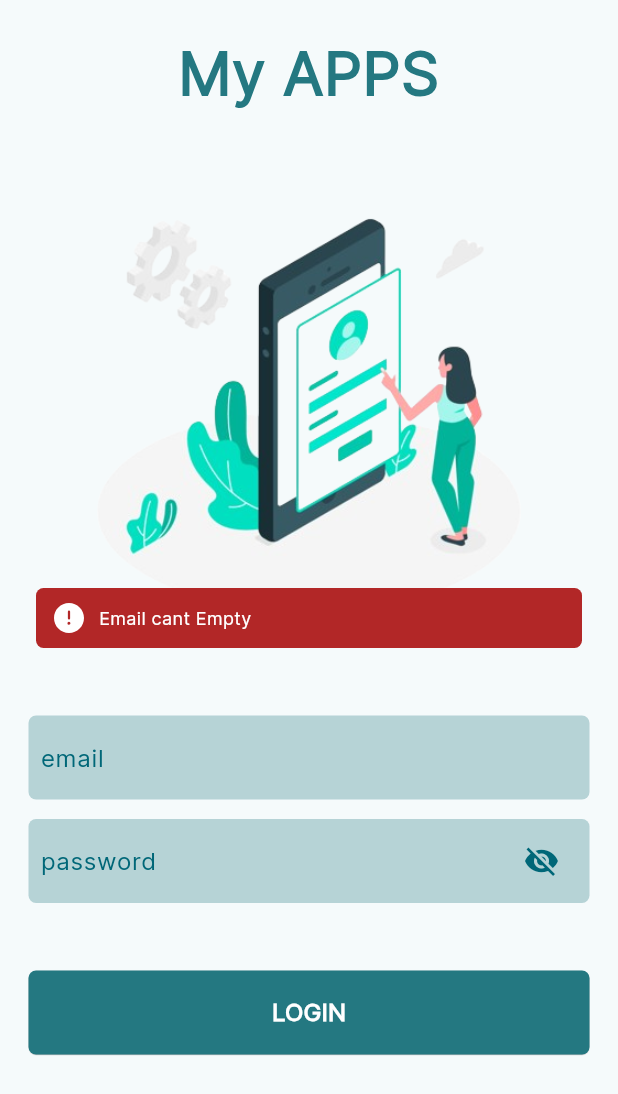
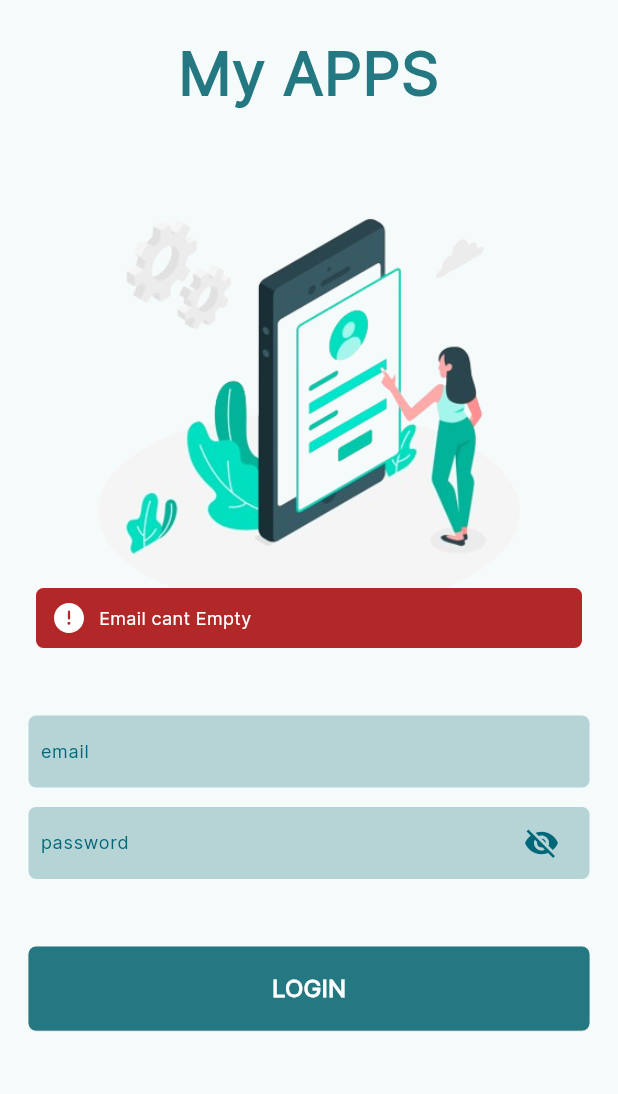
Before and after one commit to HashfiHazazi/Hashfi-Task-5-Flutter, a Flutter app: the screen it shows after launch, after a tap on "LOGIN", on a phone screen of 412 x 824 dp. Shown: the top 1094 px of the screen. Run offline on Flutter 3.47's test engine with Material 3 defaults, Android fonts, the phone set to English and light mode, and no system bars; our stand-ins replace bloc, dio, fluentui_system_icons, flutter_bloc, fluttertoast, lottie and 2 more; network calls fail.

Commit message:
Change initial route & add bloc to login service

```diff
--- a/lib/main.dart
+++ b/lib/main.dart
@@ -1,15 +1,31 @@
 import 'package:flutter/material.dart';
 import 'package:fluttertoast/fluttertoast.dart';
+import 'package:task5_application/src/modules/local_storage/login_local_storage.dart';
 import 'package:task5_application/src/routers/route_names.dart';
 import 'package:task5_application/src/routers/route_pages.dart';
 
-void main() {
-  runApp(MyApp());
+void main() async {
+  WidgetsFlutterBinding.ensureInitialized();
+  final getUserName = await LoginLocalStorage.getUserName();
+  final getUserEmail = await LoginLocalStorage.getUserEmail();
+  final getUserPhoneNumber = await LoginLocalStorage.getUserPhoneNumber();
+  runApp(
+    MyApp(
+      userName: getUserName,
+      userEmail: getUserEmail,
+      userPhoneNumber: getUserPhoneNumber,
+    ),
+  );
 }
 
 class MyApp extends StatelessWidget {
+  final String? userName;
+  final String? userEmail;
+  final String? userPhoneNumber;
+  MyApp({super.key, this.userName, this.userEmail, this.userPhoneNumber});
+
   final route = RoutePages();
-  MyApp({super.key});
+
   @override
   Widget build(BuildContext context) {
     return MaterialApp(
@@ -26,7 +42,10 @@ class MyApp extends StatelessWidget {
         useMaterial3: true,
       ),
       onGenerateRoute: route.onRoute,
-      initialRoute: RouteNames.login,
+      initialRoute:
+          (userName == null && userEmail == null && userPhoneNumber == null)
+              ? RouteNames.login
+              : RouteNames.article,
       debugShowCheckedModeBanner: false,
     );
   }
--- a/lib/src/features/article/presentation/widgets/article_page.dart
+++ b/lib/src/features/article/presentation/widgets/article_page.dart
@@ -1,9 +1,10 @@
+// ignore_for_file: unused_field, no_leading_underscores_for_local_identifiers
+
 import 'package:flutter/material.dart';
 import 'package:flutter_bloc/flutter_bloc.dart';
 import 'package:intl/intl.dart';
 import 'package:lottie/lottie.dart';
 import 'package:task5_application/src/exceptions/error/not_found_page.dart';
-import 'package:task5_application/src/features/article/application/services/article_service.dart';
 import 'package:task5_application/src/features/article/presentation/states/bloc/article_bloc.dart';
 import 'package:task5_application/src/features/article/presentation/widgets/shimmer_article_annimation.dart';
 import 'package:task5_application/src/modules/local_storage/login_local_storage.dart';
@@ -14,13 +15,14 @@ class ArticlePage extends StatelessWidget {
 
   @override
   Widget build(BuildContext context) {
-    final ArticleBloc articleBloc =
-        ArticleBloc(articleService: ArticleService())..add(LoadArticle());
+
+    //Get articleBloc via context dependency injection
+    ArticleBloc _articleBloc = context.read<ArticleBloc>();
 
     return Scaffold(
       body: SafeArea(
         child: BlocBuilder<ArticleBloc, ArticleState>(
-          bloc: articleBloc,
+          bloc: _articleBloc,
           builder: (context, state) {
             if (state is ArticleLoading) {
               return const ShimmerArticleAnnimation();
@@ -210,8 +212,8 @@ class ArticlePage extends StatelessWidget {
                                 ],
                               ),
                               Container(
-                                margin: const EdgeInsets.symmetric(
-                                    horizontal: 10),
+                                margin:
+                                    const EdgeInsets.symmetric(horizontal: 10),
                                 child: Text(
                                   articleResult.content,
                                   maxLines: 3,
--- a/lib/src/features/login/application/services/login_service.dart
+++ b/lib/src/features/login/application/services/login_service.dart
@@ -11,7 +11,7 @@ class LoginService implements LoginRepository {
     try {
       Dio _dio = Dio();
       Response loginResponse = await _dio.post(loginUrl,
-          queryParameters: {'email': emailValue, 'password': passwordValue});
+          data: {'email': emailValue, 'password': passwordValue});
       print('Login Response Data: ${loginResponse.data}');
       print('Status message: ${loginResponse.data['status']}');
       if (loginResponse.statusCode == 200 &&
--- /dev/null
+++ b/lib/src/features/login/presentation/states/bloc/login_bloc.dart
@@ -0,0 +1,31 @@
+import 'package:bloc/bloc.dart';
+import 'package:flutter/material.dart';
+import 'package:task5_application/src/routers/route_names.dart';
+
+part 'login_event.dart';
+part 'login_state.dart';
+
+class LoginBloc extends Bloc<LoginEvent, LoginState> {
+  final bool loginStatus;
+  final BuildContext context;
+  LoginBloc({required this.loginStatus, required this.context})
+      : super(LoginInitial()) {
+    on<LoadLogin>((event, emit) async {
+      //If login success show circular progress loading and navigate to article page
+      if (loginStatus == true) {
+        emit(LoginSuccess());
+        await Future.delayed(const Duration(seconds: 3));
+        if (context.mounted) {
+          Navigator.pushReplacementNamed(context, RouteNames.article);
+        }
+      } else {
+        //If login not success
+        await Future.delayed(const Duration(seconds: 0));
+        if (context.mounted) {
+          Navigator.pop(context);
+        }
+      }
+
+    });
+  }
+}
--- /dev/null
+++ b/lib/src/features/login/presentation/states/bloc/login_event.dart
@@ -0,0 +1,6 @@
+part of 'login_bloc.dart';
+
+@immutable
+sealed class LoginEvent {}
+
+final class LoadLogin extends LoginEvent{}
--- /dev/null
+++ b/lib/src/features/login/presentation/states/bloc/login_state.dart
@@ -0,0 +1,8 @@
+part of 'login_bloc.dart';
+
+@immutable
+sealed class LoginState {}
+
+final class LoginInitial extends LoginState {}
+
+final class LoginSuccess extends LoginInitial {}
--- a/lib/src/features/login/presentation/widgets/login_page.dart
+++ b/lib/src/features/login/presentation/widgets/login_page.dart
@@ -1,9 +1,10 @@
 // ignore_for_file: avoid_print, prefer_final_fields
 import 'package:flutter/material.dart';
+import 'package:flutter_bloc/flutter_bloc.dart';
 import 'package:fluttertoast/fluttertoast.dart';
 import 'package:task5_application/src/features/login/application/services/login_service.dart';
+import 'package:task5_application/src/features/login/presentation/states/bloc/login_bloc.dart';
 import 'package:task5_application/src/features/login/presentation/widgets/toast_content.dart';
-import 'package:task5_application/src/routers/route_names.dart';
 
 class LoginPage extends StatefulWidget {
   const LoginPage({super.key});
@@ -68,16 +69,25 @@ class _LoginPageState extends State<LoginPage> {
                   color: Theme.of(context).colorScheme.primary.withOpacity(0.3),
                 ),
                 child: TextField(
-                  cursorHeight: 18,
+                  cursorHeight: 16,
                   controller: _emailController,
+                  style: const TextStyle(
+                    fontSize: 12,
+                    fontWeight: FontWeight.w400,
+                    color: Colors.black,
+                  ),
                   decoration: InputDecoration(
                     border: InputBorder.none,
                     floatingLabelStyle: TextStyle(
+                      fontSize: 12,
+                      fontWeight: FontWeight.w400,
                       color: Theme.of(context).colorScheme.secondary,
                     ),
+                    labelStyle: TextStyle(
+                        fontSize: 12,
+                        fontWeight: FontWeight.w400,
+                        color: Theme.of(context).colorScheme.secondary),
                     label: const Text('email'),
-                    labelStyle: TextStyle(
-                        color: Theme.of(context).colorScheme.secondary),
                   ),
                 ),
               ),
@@ -92,15 +102,24 @@ class _LoginPageState extends State<LoginPage> {
                   color: Theme.of(context).colorScheme.primary.withOpacity(0.3),
                 ),
                 child: TextField(
-                  cursorHeight: 18,
+                  cursorHeight: 16,
                   controller: _passwordController,
+                  style: const TextStyle(
+                    fontSize: 12,
+                    fontWeight: FontWeight.w400,
+                    color: Colors.black,
+                  ),
                   decoration: InputDecoration(
                     border: InputBorder.none,
+                    label: const Text('password'),
                     floatingLabelStyle: TextStyle(
+                      fontSize: 12,
+                      fontWeight: FontWeight.w400,
                       color: Theme.of(context).colorScheme.secondary,
                     ),
-                    label: const Text('password'),
                     labelStyle: TextStyle(
+                        fontSize: 12,
+                        fontWeight: FontWeight.w400,
                         color: Theme.of(context).colorScheme.secondary),
                     suffixIcon: IconButton(
                       onPressed: () {
@@ -150,13 +169,23 @@ class _LoginPageState extends State<LoginPage> {
                         toastDuration: const Duration(seconds: 2),
                       );
                     }
+                    //TODO implement login service using bloc/cubit
                     final loginApi = await LoginService().fetchLogin(
                         _emailController.text, _passwordController.text);
-                    if (loginApi == true) {
+
                     if (context.mounted) {
+                      //Use Login Bloc State to show login circular progress & navigate to article page
+                      LoginBloc loginBloc =
+                          LoginBloc(loginStatus: loginApi, context: context)
+                            ..add(LoadLogin());
                       showDialog(
                         context: context,
-                          builder: (BuildContext context) => SizedBox(
+                        builder: (BuildContext context) =>
+                            BlocBuilder<LoginBloc, LoginState>(
+                          bloc: loginBloc,
+                          builder: (context, state) {
+                            if (state is LoginSuccess) {
+                              return SizedBox(
                                 width: double.infinity,
                                 height: double.infinity,
                                 child: Center(
@@ -167,14 +196,16 @@ class _LoginPageState extends State<LoginPage> {
                                         'assets/images/loading_annimation.gif'),
                                   ),
                                 ),
+                              );
+                            } else {
+                              return const SizedBox(
+                                width: double.infinity,
+                                height: double.infinity,
+                              );
+                            }
+                          },
                         ),
                       );
-                      }
-                      await Future.delayed(const Duration(seconds: 3));
-                      if (context.mounted) {
-                        Navigator.pushReplacementNamed(
-                            context, RouteNames.article);
-                      }
                     }
                     setState(() {});
                   },
--- a/lib/src/routers/route_pages.dart
+++ b/lib/src/routers/route_pages.dart
@@ -1,5 +1,8 @@
 import 'package:flutter/material.dart';
+import 'package:flutter_bloc/flutter_bloc.dart';
 import 'package:task5_application/src/exceptions/error/not_found_page.dart';
+import 'package:task5_application/src/features/article/application/services/article_service.dart';
+import 'package:task5_application/src/features/article/presentation/states/bloc/article_bloc.dart';
 import 'package:task5_application/src/features/article/presentation/widgets/article_page.dart';
 import 'package:task5_application/src/features/article/presentation/widgets/shimmer_article_annimation.dart';
 import 'package:task5_application/src/features/login/presentation/widgets/login_page.dart';
@@ -7,16 +10,35 @@ import 'package:task5_application/src/features/profile/presentation/widgets/prof
 import 'package:task5_application/src/routers/route_names.dart';
 
 class RoutePages {
+  //Bloc Dependency injection
+  final ArticleBloc _articleBloc = ArticleBloc(articleService: ArticleService())
+    ..add(LoadArticle());
+
   Route onRoute(RouteSettings routeSettings) {
     switch (routeSettings.name) {
       case RouteNames.login:
-        return MaterialPageRoute(builder: (context) => const LoginPage());
+        return MaterialPageRoute(
+          builder: (context) => const LoginPage(),
+        );
+
       case RouteNames.article:
-        return MaterialPageRoute(builder: (context) => const ArticlePage());
+        return MaterialPageRoute(
+          builder: (context) => BlocProvider.value(
+            value: _articleBloc..add(LoadArticle()),
+            child: const ArticlePage(),
+          ),
+        );
+
       case RouteNames.profile:
-        return MaterialPageRoute(builder: (context) => const ProfilePage());
+        return MaterialPageRoute(
+          builder: (context) => const ProfilePage(),
+        );
+
       case RouteNames.shimmer:
-        return MaterialPageRoute(builder: (context) => const ShimmerArticleAnnimation());
+        return MaterialPageRoute(
+          builder: (context) => const ShimmerArticleAnnimation(),
+        );
+
       default:
         return MaterialPageRoute(builder: (context) => const NotFoundPage());
     }
```
Lines whose indentation alone changed are shown as unchanged.
